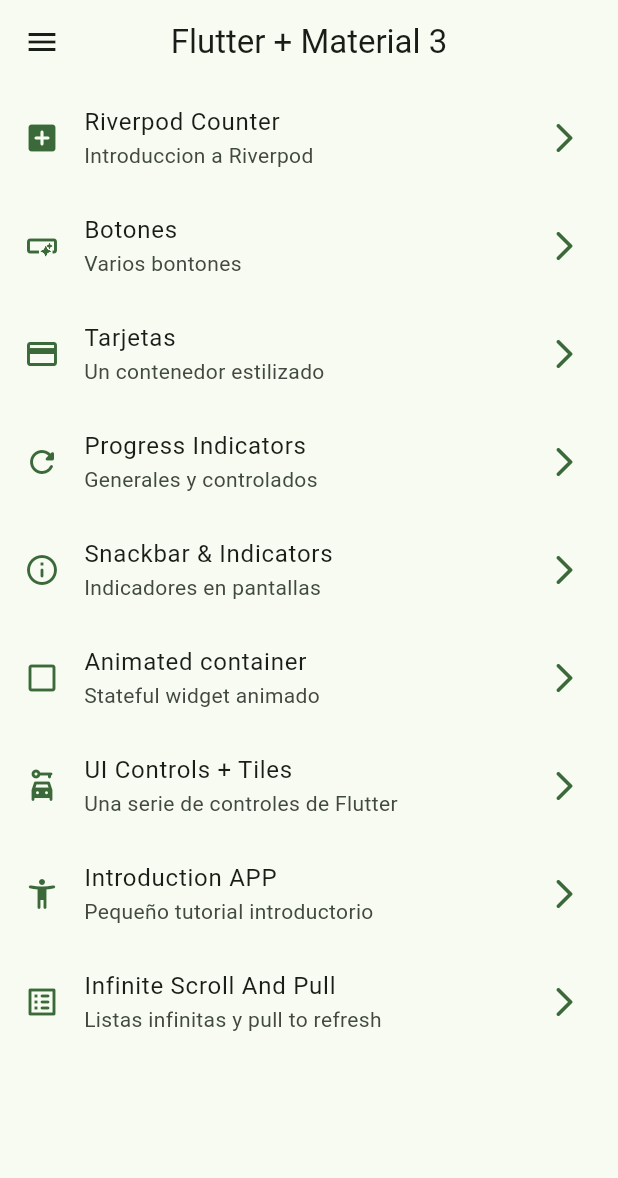
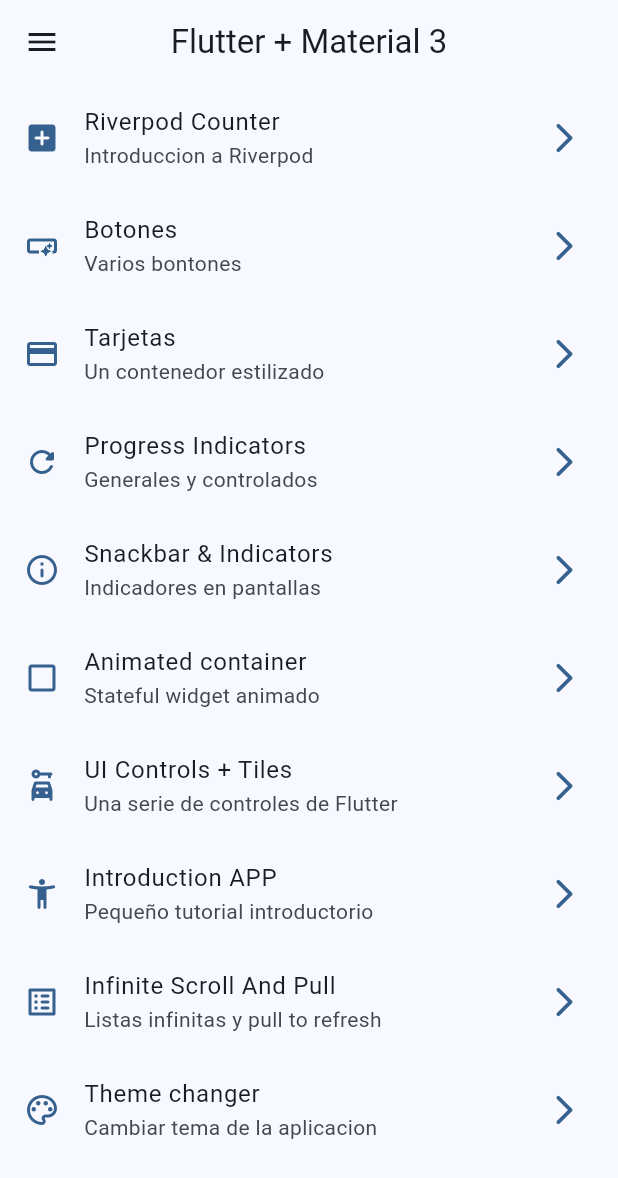
Before and after one commit to mejia907/widgets_app, a Flutter app: the screen it shows after launch, on a phone screen of 412 x 824 dp. Shown: the top 1178 px of the screen. Run offline on Flutter 3.47's test engine with Material 2 defaults, Android fonts, the phone set to English and light mode, and no system bars; our stand-ins replace animate_do, flutter_riverpod, go_router.

Commit message:
theme provider finish

```diff
--- a/lib/config/menu/menu_items.dart
+++ b/lib/config/menu/menu_items.dart
@@ -69,4 +69,10 @@ const appMenuItems = <MenuItems>[
     link: '/infinite',
     icon: Icons.list_alt_rounded,
   ),
+  MenuItems(
+    title: 'Theme changer',
+    subtitle: 'Cambiar tema de la aplicacion',
+    link: '/theme-changer',
+    icon: Icons.color_lens_outlined,
+  ),
 ];
--- a/lib/config/router/app_router.dart
+++ b/lib/config/router/app_router.dart
@@ -52,4 +52,9 @@ final appRouter = GoRouter(initialLocation: '/', routes: [
     path: '/counter',
     builder: (context, state) => const CounterScreen(),
   ),
+  GoRoute(
+    name: ThemChangerScreen.name,
+    path: '/theme-changer',
+    builder: (context, state) => const ThemChangerScreen(),
+  ),
 ]);
--- a/lib/config/theme/app_theme.dart
+++ b/lib/config/theme/app_theme.dart
@@ -12,8 +12,10 @@ const colorList = <Color>[
 
 class AppTheme {
   final int selectedColor;
+  final bool isDarkmode;
 
   AppTheme({
+    this.isDarkmode = false,
     this.selectedColor = 0,
   })  : assert(selectedColor >= 0, 'Selected color must be greater than 0'),
         assert(selectedColor < colorList.length,
@@ -21,6 +23,7 @@ class AppTheme {
 
   ThemeData getTheme() => ThemeData(
       useMaterial3: true,
+      brightness: isDarkmode ? Brightness.dark : Brightness.light,
       colorSchemeSeed: colorList[selectedColor],
       appBarTheme: const AppBarTheme(centerTitle: true));
 }
--- a/lib/main.dart
+++ b/lib/main.dart
@@ -2,20 +2,24 @@ import 'package:flutter/material.dart';
 import 'package:flutter_riverpod/flutter_riverpod.dart';
 import 'package:widgets_app/config/router/app_router.dart';
 import 'package:widgets_app/config/theme/app_theme.dart';
+import 'package:widgets_app/presentation/providers/theme_provider.dart';
 
 void main() {
   runApp(const ProviderScope(child: MainApp()));
 }
 
-class MainApp extends StatelessWidget {
+class MainApp extends ConsumerWidget {
   const MainApp({super.key});
 
   @override
-  Widget build(BuildContext context) {
+  Widget build(BuildContext context, WidgetRef ref) {
+    final isDarkmode = ref.watch(isDarkmodeProvider);
+    final selectedColor = ref.watch(selectedColorProvider);
     return MaterialApp.router(
       title: 'Flutter Widgets',
       debugShowCheckedModeBanner: false,
-      theme: AppTheme(selectedColor: 2).getTheme(),
+      theme: AppTheme(selectedColor: selectedColor, isDarkmode: isDarkmode)
+          .getTheme(),
       routerConfig: appRouter,
     );
   }
--- a/lib/presentation/providers/theme_provider.dart
+++ b/lib/presentation/providers/theme_provider.dart
@@ -1,3 +1,8 @@
 import 'package:flutter_riverpod/flutter_riverpod.dart';
+import 'package:widgets_app/config/theme/app_theme.dart';
 
 final isDarkmodeProvider = StateProvider<bool>((ref) => false);
+
+/// Listado de colores inmutable
+final colorListProvider = Provider((ref) => colorList);
+final selectedColorProvider = StateProvider((ref) => 0);
--- a/lib/presentation/screens/screens.dart
+++ b/lib/presentation/screens/screens.dart
@@ -1,3 +1,4 @@
+export 'package:widgets_app/presentation/screens/theme_changer/theme_changer_screen.dart';
 export 'package:widgets_app/presentation/screens/counter/counter_screen.dart';
 export 'package:widgets_app/presentation/screens/animated/animated_screen.dart';
 export 'package:widgets_app/presentation/screens/app_tutorial/app_tutorial_screen.dart';
```
Also changed, not shown: lib/presentation/screens/theme_changer/theme_changer_screen.dart (added, +56 -0 lines).
